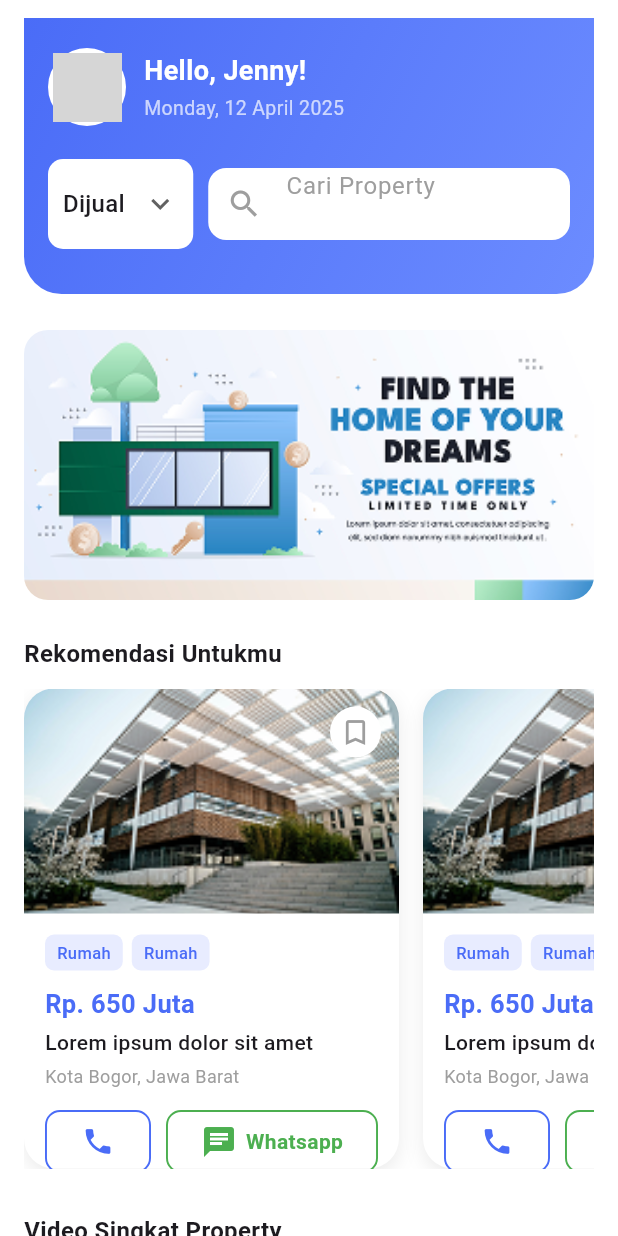
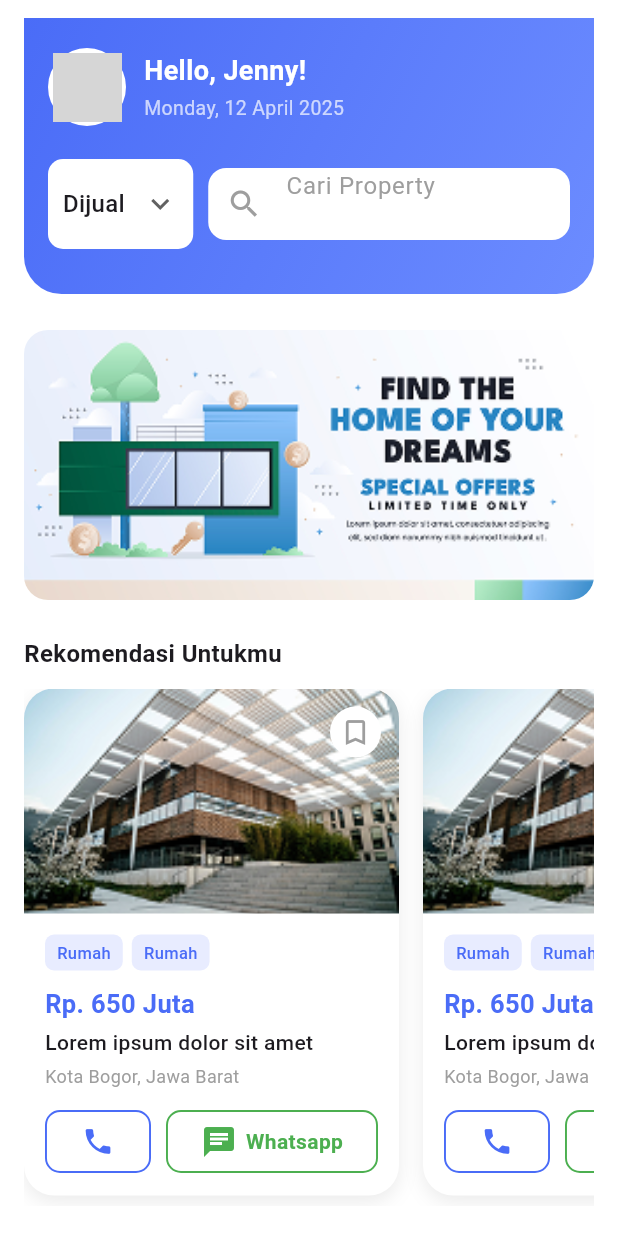
Before and after one commit to zollahrp/mitra-property-mobile, a Flutter app: the HomeScreen screen opened by its route, on a phone screen of 412 x 824 dp. Run offline on Flutter 3.47's test engine with Material 3 defaults, Android fonts, the phone set to English and light mode, and no system bars; Roboto replaces fonts that are missing (Poppins); grey boxes are pictures that could not be loaded.

Commit message:
benerin card rekomendasi

```diff
--- a/lib/screens/home/home_screen.dart
+++ b/lib/screens/home/home_screen.dart
@@ -170,7 +170,7 @@ class HomeScreen extends StatelessWidget {
               ),
               const SizedBox(height: 12),
               SizedBox(
-                height: 240,
+                height: MediaQuery.of(context).size.width * 0.65,
                 child: ListView.builder(
                   scrollDirection: Axis.horizontal,
                   itemCount: 3,
@@ -299,8 +299,10 @@ class HomeScreen extends StatelessWidget {
 
   Widget _buildPropertyList() {
   return SizedBox(
-    height: 320,
+    height: 345,
     child: ListView.builder(
+      padding: const EdgeInsets.only(bottom: 7),
+      // padding: const EdgeInsets.only(bottom: 0),
       scrollDirection: Axis.horizontal,
       itemCount: 3,
       itemBuilder: (context, index) {
```
